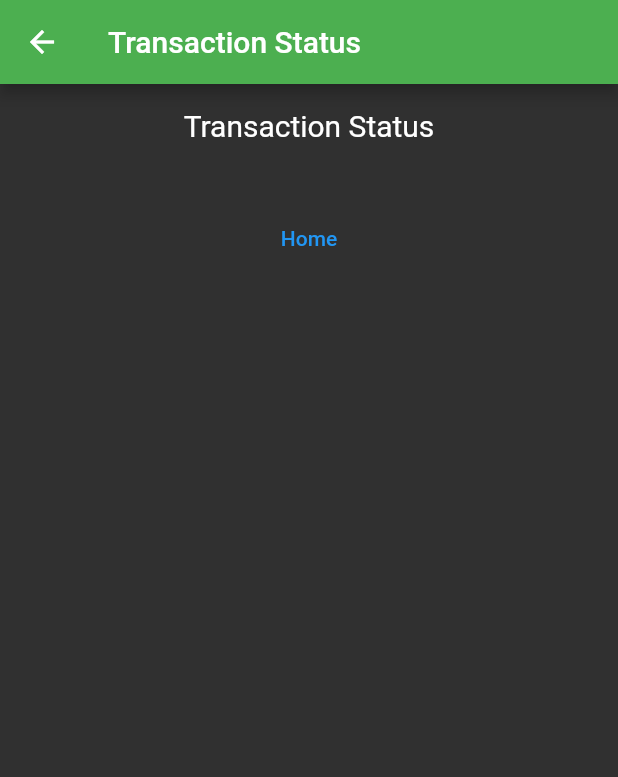
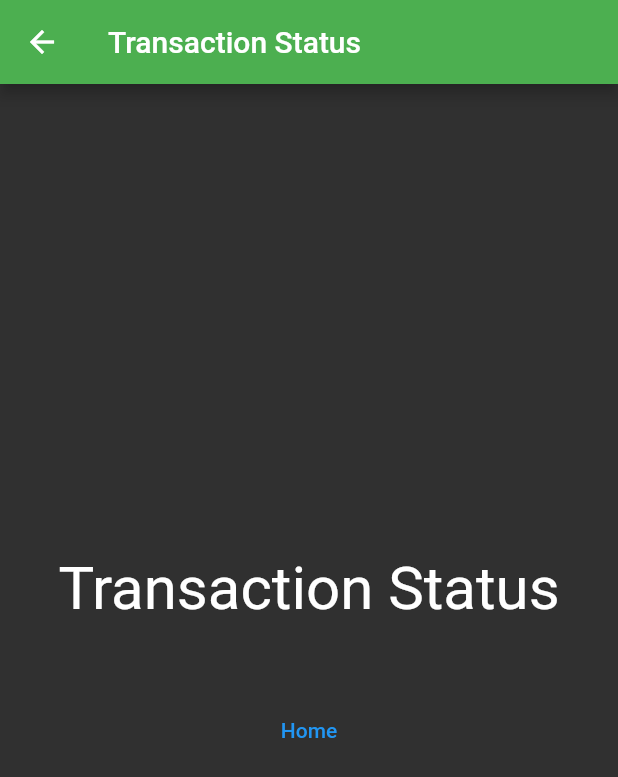
Before and after one commit to ikerepeks/payscanner, a Flutter app: the AfterTransac screen opened directly with empty values, on a phone screen of 412 x 824 dp. Shown: the top 777 px of the screen. Run offline on Flutter 3.47's test engine with Material 2 defaults, Android fonts, the phone set to English and light mode, and no system bars; missing offline and left inert: barcode_scan.

Commit message:
font sizing in aftertransac

```diff
--- a/lib/aftertransac.dart
+++ b/lib/aftertransac.dart
@@ -16,19 +16,23 @@ class AfterTransac extends StatelessWidget {
         title: Text("Transaction Status"),
       ),
       body: Padding(
-        padding: EdgeInsets.all(16.0),
+        padding: EdgeInsets.all(10.0),
         child: Center(
           child: Column(
-            mainAxisAlignment: MainAxisAlignment.start,
+            mainAxisAlignment: MainAxisAlignment.center,
             children: [
               Text(
                 "Transaction Status",
-                style: TextStyle(fontSize: 20.0),
+                style: TextStyle(fontSize: 40.0),
               ),
               SizedBox(
                 height: 12.0,
               ),
-              Text(status),
+              Text(
+                status,
+                style: TextStyle(fontSize: 20.0),
+                textAlign: TextAlign.center,
+              ),
               SizedBox(
                 height: 12.0,
               ),
--- a/lib/pay.dart
+++ b/lib/pay.dart
@@ -120,10 +120,7 @@ class _PayState extends State<Pay> {
         });
       } else {
         // other than that (code not exist)
-        var placeholder = await response.stream.bytesToString() +
-            "\nReason: " +
-            response.reasonPhrase +
-            date.toString();
+        var placeholder = await response.stream.bytesToString();
         Navigator.push(
             context,
             MaterialPageRoute(
```
